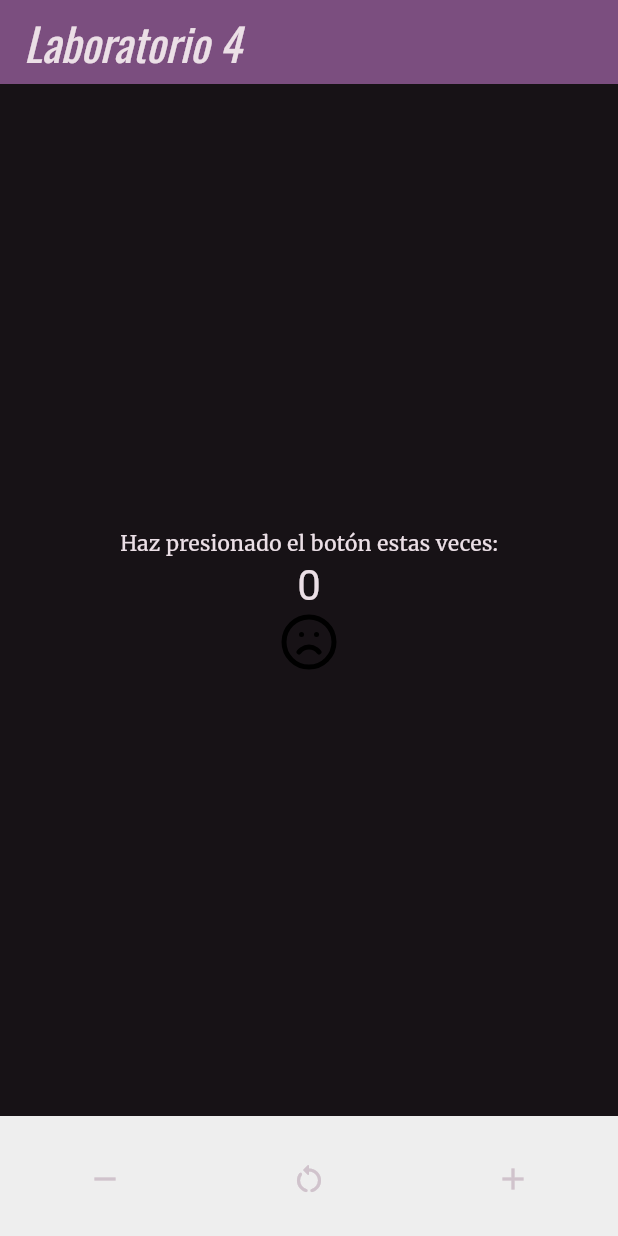
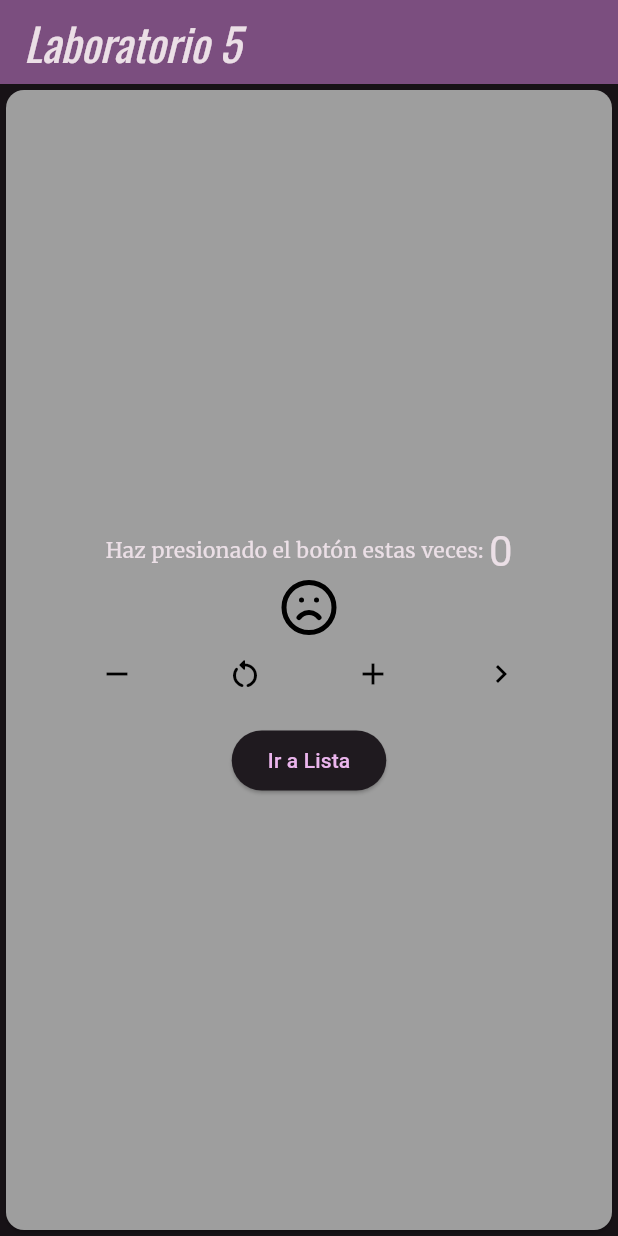
Before and after one commit to CTikk/3479A321_2023479001, a Flutter app: the screen it shows after launch, on a phone screen of 412 x 824 dp. Run offline on Flutter 3.47's test engine with Material 3 defaults, Android fonts, the phone set to English and light mode, and no system bars; our stand-ins replace flutter_svg, google_fonts, logger.

Commit message:
Laboratorio 5

```diff
--- a/lib/main.dart
+++ b/lib/main.dart
@@ -16,7 +16,7 @@ class MyApp extends StatelessWidget {
   @override
   Widget build(BuildContext context) {
     return MaterialApp(
-      title: "Laboratorio 4",
+      title: "Laboratorio 5",
       theme: ThemeData(
         colorScheme: ColorScheme.fromSeed(
           seedColor: Colors.purple,
@@ -29,7 +29,7 @@ class MyApp extends StatelessWidget {
           displaySmall: GoogleFonts.pacifico(),
         ),
       ),
-      home: const MyHomePage(title: "Laboratorio 4"),
+      home: const MyHomePage(title: "Laboratorio 5"),
     );
   }
 }
--- a/lib/pages/home_page.dart
+++ b/lib/pages/home_page.dart
@@ -1,6 +1,8 @@
 import 'package:flutter/material.dart';
 import 'package:flutter_svg/flutter_svg.dart';
 import 'package:logger/logger.dart';
+import 'package:application_laboratorio/pages/about.dart';
+import 'package:application_laboratorio/pages/list_content.dart';
 
 const String assetName = 'asset/icons/cara.svg';
 var logger = Logger();
@@ -40,6 +42,22 @@ class _MyHomePageState extends State<MyHomePage> {
     });
   }
 
+  void _navigateBasedOnCounter() {
+  if (_counter % 2 == 0) {
+    // Si el contador es par, navegar a ListContentPage (list_content.dart)
+    Navigator.push(
+      context,
+      MaterialPageRoute(builder: (context) => ListContentPage()),
+    );
+  } else {
+    // Si el contador es impar, navegar a AboutPage (about.dart)
+    Navigator.push(
+      context,
+      MaterialPageRoute(builder: (context) => const AboutPage()),
+    );
+  }
+}
+
   @override
   Widget build(BuildContext context) {
     return Scaffold(
@@ -48,49 +66,83 @@ class _MyHomePageState extends State<MyHomePage> {
         title: Text(widget.title),
       ),
       body: Center(
+        child: Card(
+  color: Colors.grey,
+  shadowColor: Colors.black,
+  child: Padding(
+    padding: const EdgeInsets.only(
+      left: 50.0,
+      top: 5.0,
+      right: 50.0,
+      bottom: 5.0,
+    ),
     child: Column(
       mainAxisAlignment: MainAxisAlignment.center,
       children: <Widget>[
-            const Text('Haz presionado el botón estas veces:'),
+        Row(
+          mainAxisAlignment: MainAxisAlignment.center,
+          children: [
+            const Text('Haz presionado el botón estas veces: '),
             Text(
               '$_counter',
               style: Theme.of(context).textTheme.headlineMedium,
             ),
+          ],
+        ),
+        Row(
+          mainAxisAlignment: MainAxisAlignment.center,
+          children: <Widget>[
             SvgPicture.asset(
               assetName,
               semanticsLabel: 'cara',
               width: 40,
               height: 40,
-            )
+            ),
           ],
         ),
-      ),
-      bottomNavigationBar: BottomAppBar(
-        color: Colors.grey.shade200,
-        shape: const CircularNotchedRectangle(),
-        child: Padding(
-          padding: const EdgeInsets.symmetric(horizontal: 30, vertical: 10),
-          child: Row(
+        Row(
           mainAxisAlignment: MainAxisAlignment.spaceBetween,
           children: <Widget>[
             IconButton(
               icon: const Icon(Icons.remove),
+              color: Colors.black,
               tooltip: 'Disminuir',
               onPressed: _decrementCounter,
             ),
             IconButton(
               icon: const Icon(Icons.restart_alt_rounded),
+              color: Colors.black,
               tooltip: 'Reiniciar',
               onPressed: _resetCounter,
             ),
             IconButton(
               icon: const Icon(Icons.add),
+              color: Colors.black,
               tooltip: 'Incrementar',
               onPressed: _incrementCounter,
+            ),
+            IconButton(
+              icon: const Icon(Icons.navigate_next),
+              tooltip: 'Ir a nueva pantalla',
+              color: Colors.black,
+              onPressed: _navigateBasedOnCounter,
+            ),
+          ],
+        ),
+        const SizedBox(height: 10), // Separación
+        ElevatedButton(
+          onPressed: () {
+            Navigator.push(
+              context,
+              MaterialPageRoute(builder: (context) => ListContentPage()),
+            );
+          },
+          child: const Text('Ir a Lista'),
         ),
       ],
     ),
   ),
+)
       ),
     );
   }
```
Also changed, not shown: lib/pages/about.dart (added, +30 -0 lines), lib/pages/list_content.dart (added, +52 -0 lines). Lines whose indentation alone changed are shown as unchanged.
